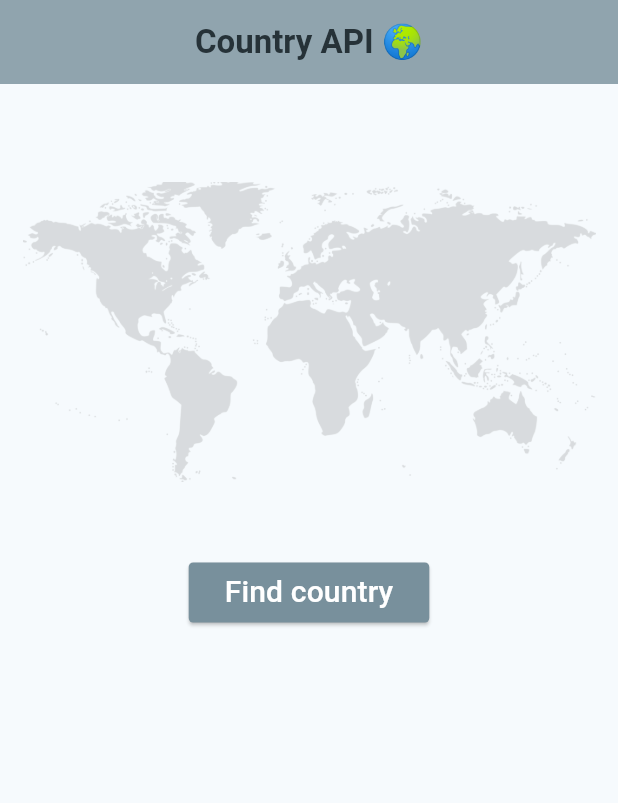
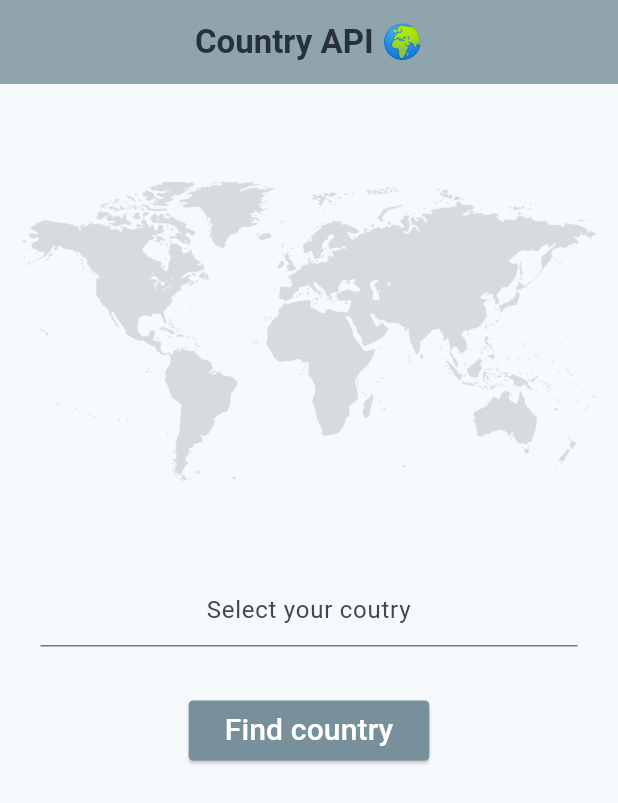
Before and after one commit to anastasiiaal/api_app_flutter, a Flutter app: the screen it shows after launch, on a phone screen of 412 x 824 dp. Shown: the top 803 px of the screen. Run offline on Flutter 3.47's test engine with Material 3 defaults, Android fonts, the phone set to English and light mode, and no system bars.

Commit message:
add input

```diff
--- a/lib/ui/country_page.dart
+++ b/lib/ui/country_page.dart
@@ -8,6 +8,7 @@ class CountryPage extends StatefulWidget {
 }
 
 class CountryPageState extends State<CountryPage> {
+
   @override
   Widget build(BuildContext context) {
     double width = MediaQuery.of(context).size.width;
--- a/lib/ui/home_page.dart
+++ b/lib/ui/home_page.dart
@@ -9,6 +9,14 @@ class HomePage extends StatefulWidget {
 }
 
 class HomePageState extends State<HomePage> {
+  late TextEditingController searchEditingController;
+
+  @override
+  void initState() {
+    super.initState();
+    searchEditingController = TextEditingController();
+  }
+
   @override
   Widget build(BuildContext context) {
     double width = MediaQuery.of(context).size.width;
@@ -34,6 +42,8 @@ class HomePageState extends State<HomePage> {
                   ),
                 ),
                 const SizedBox(height: 50),
+                customTextField(controller: searchEditingController, hint: "Select your coutry", edgeInsets: const EdgeInsets.all(12.0)),
+                const SizedBox(height: 20),
                 ElevatedButton(
                   onPressed: () {
                     Navigator.of(context).push(
@@ -58,4 +68,20 @@ class HomePageState extends State<HomePage> {
       ),
     );
   }
+
+  Widget customTextField({
+    required EdgeInsets edgeInsets,
+    required TextEditingController controller,
+    String? hint
+  }) {
+    return Padding(
+      padding: edgeInsets,
+      child: TextField(
+        controller: controller,
+        textAlign: TextAlign.center,
+        decoration: InputDecoration(hintText: hint),
+        onSubmitted: null,
+      ),
+    );
+  }
 }
```
